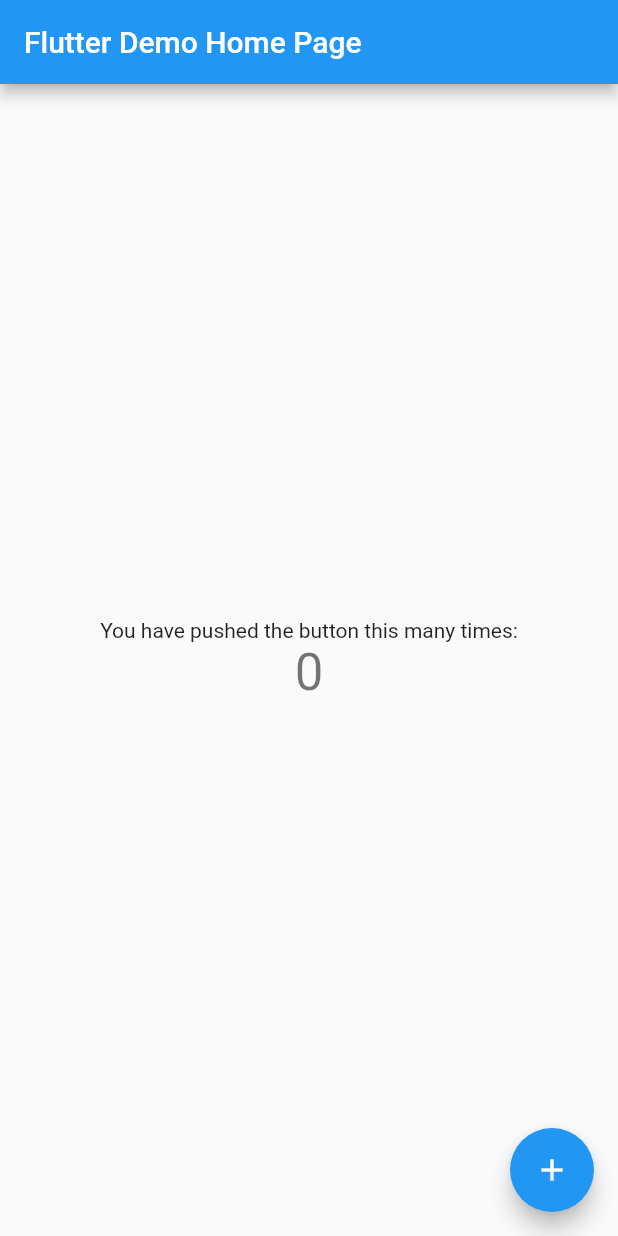
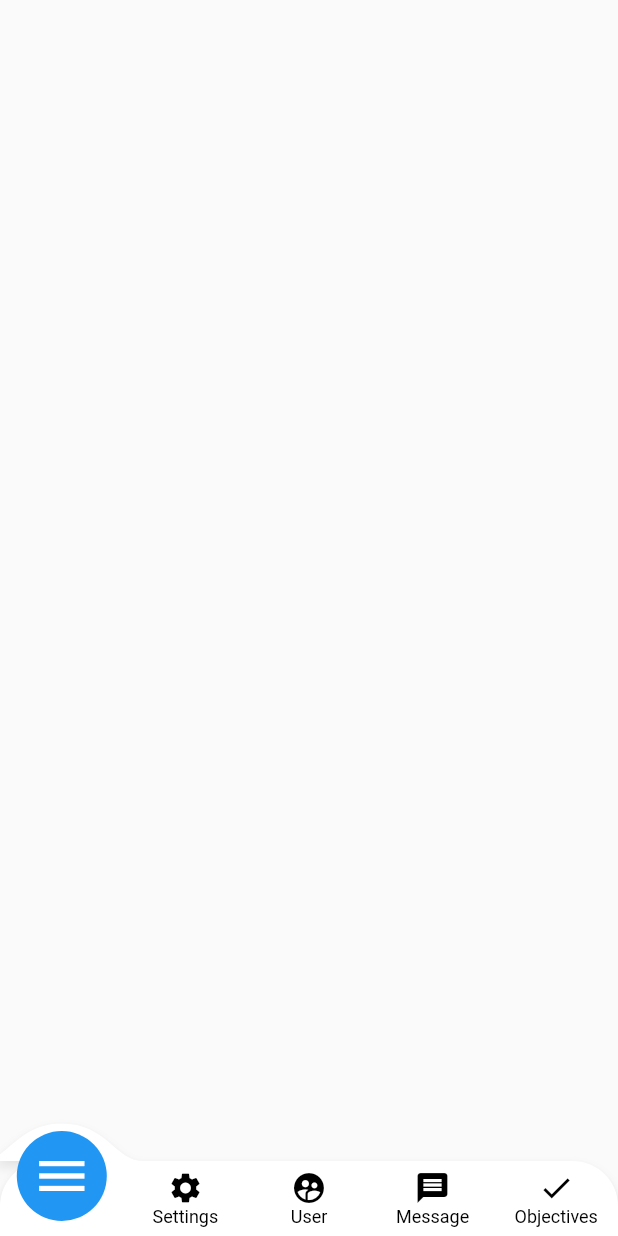
Before and after one commit to hazembh/Camping.academy, a Flutter app: the screen it shows after launch, on a phone screen of 412 x 824 dp. Run offline on Flutter 3.47's test engine with Material 2 defaults, Android fonts, the phone set to English and light mode, and no system bars; drawn by our look-alikes of convex_bottom_bar.

Commit message:
'function_class_directory'

```diff
--- /dev/null
+++ b/lib/function_class/navigation bar.dart
@@ -0,0 +1,30 @@
+import 'package:convex_bottom_bar/convex_bottom_bar.dart';
+import 'package:flutter/cupertino.dart';
+import 'package:flutter/material.dart';
+class Navigationbar extends StatefulWidget {
+  const Navigationbar({Key? key}) : super(key: key);
+  @override
+  _NavigationbarState createState() => _NavigationbarState();
+}
+class _NavigationbarState extends State<Navigationbar> {
+  @override
+  Widget build(BuildContext context) {
+    return Scaffold(
+        bottomNavigationBar: ConvexAppBar(
+          color: Colors.black,
+          backgroundColor: Colors.white,
+          activeColor:Colors.blue ,
+          cornerRadius:30,
+          items: [
+            TabItem(icon: Icons.menu, title: 'Menu'),
+            TabItem(icon: Icons.settings, title: 'Settings'),
+            TabItem(icon: Icons.supervised_user_circle, title: 'User'),
+            TabItem(icon: Icons.message, title: 'Message'),
+            TabItem(icon: Icons.check, title: 'Objectives'),
+          ],
+          onTap: (int i) => print('click index=$i'),
+        )
+
+    );
+  }
+}
--- a/lib/main.dart
+++ b/lib/main.dart
@@ -1,113 +1,18 @@
 import 'package:flutter/material.dart';
+import 'function_class/navigation bar.dart';
+import 'home.dart';
 
 void main() {
   runApp(MyApp());
 }
 
 class MyApp extends StatelessWidget {
-  // This widget is the root of your application.
   @override
   Widget build(BuildContext context) {
     return MaterialApp(
-      title: 'Flutter Demo',
-      theme: ThemeData(
-        // This is the theme of your application.
-        //
-        // Try running your application with "flutter run". You'll see the
-        // application has a blue toolbar. Then, without quitting the app, try
-        // changing the primarySwatch below to Colors.green and then invoke
-        // "hot reload" (press "r" in the console where you ran "flutter run",
-        // or simply save your changes to "hot reload" in a Flutter IDE).
-        // Notice that the counter didn't reset back to zero; the application
-        // is not restarted.
-        primarySwatch: Colors.blue,
-      ),
-      home: MyHomePage(title: 'Flutter Demo Home Page'),
+      debugShowCheckedModeBanner: false,
+
+      home: Navigationbar(),
     );
   }
 }
-
-class MyHomePage extends StatefulWidget {
-  MyHomePage({Key? key, required this.title}) : super(key: key);
-
-  // This widget is the home page of your application. It is stateful, meaning
-  // that it has a State object (defined below) that contains fields that affect
-  // how it looks.
-
-  // This class is the configuration for the state. It holds the values (in this
-  // case the title) provided by the parent (in this case the App widget) and
-  // used by the build method of the State. Fields in a Widget subclass are
-  // always marked "final".
-
-  final String title;
-
-  @override
-  _MyHomePageState createState() => _MyHomePageState();
-}
-
-class _MyHomePageState extends State<MyHomePage> {
-  int _counter = 0;
-
-  void _incrementCounter() {
-    setState(() {
-      // This call to setState tells the Flutter framework that something has
-      // changed in this State, which causes it to rerun the build method below
-      // so that the display can reflect the updated values. If we changed
-      // _counter without calling setState(), then the build method would not be
-      // called again, and so nothing would appear to happen.
-      _counter++;
-    });
-  }
-
-  @override
-  Widget build(BuildContext context) {
-    // This method is rerun every time setState is called, for instance as done
-    // by the _incrementCounter method above.
-    //
-    // The Flutter framework has been optimized to make rerunning build methods
-    // fast, so that you can just rebuild anything that needs updating rather
-    // than having to individually change instances of widgets.
-    return Scaffold(
-      appBar: AppBar(
-        // Here we take the value from the MyHomePage object that was created by
-        // the App.build method, and use it to set our appbar title.
-        title: Text(widget.title),
-      ),
-      body: Center(
-        // Center is a layout widget. It takes a single child and positions it
-        // in the middle of the parent.
-        child: Column(
-          // Column is also a layout widget. It takes a list of children and
-          // arranges them vertically. By default, it sizes itself to fit its
-          // children horizontally, and tries to be as tall as its parent.
-          //
-          // Invoke "debug painting" (press "p" in the console, choose the
-          // "Toggle Debug Paint" action from the Flutter Inspector in Android
-          // Studio, or the "Toggle Debug Paint" command in Visual Studio Code)
-          // to see the wireframe for each widget.
-          //
-          // Column has various properties to control how it sizes itself and
-          // how it positions its children. Here we use mainAxisAlignment to
-          // center the children vertically; the main axis here is the vertical
-          // axis because Columns are vertical (the cross axis would be
-          // horizontal).
-          mainAxisAlignment: MainAxisAlignment.center,
-          children: <Widget>[
-            Text(
-              'You have pushed the button this many times:',
-            ),
-            Text(
-              '$_counter',
-              style: Theme.of(context).textTheme.headline4,
-            ),
-          ],
-        ),
-      ),
-      floatingActionButton: FloatingActionButton(
-        onPressed: _incrementCounter,
-        tooltip: 'Increment',
-        child: Icon(Icons.add),
-      ), // This trailing comma makes auto-formatting nicer for build methods.
-    );
-  }
-}
```
Also changed, not shown: lib/function_class/TextFiled.dart (added, +34 -0 lines), lib/function_class/buttons.dart (added, +38 -0 lines), lib/home.dart (added, +28 -0 lines), pubspec.yaml (+25 -3 lines), pubspec.lock.
